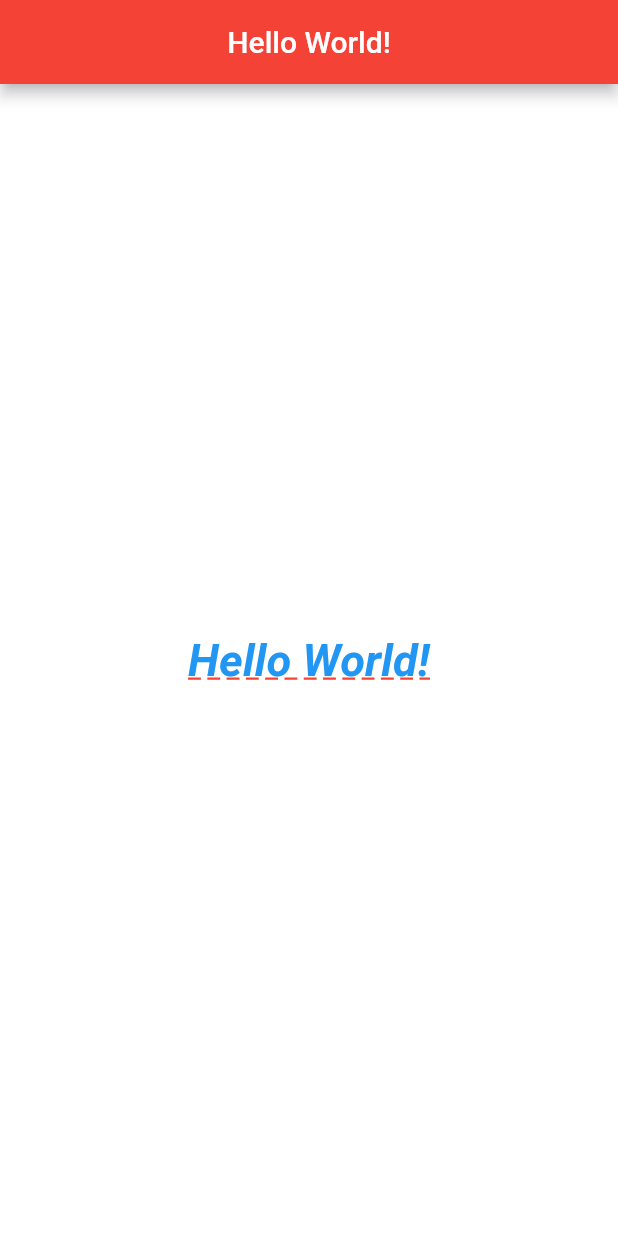
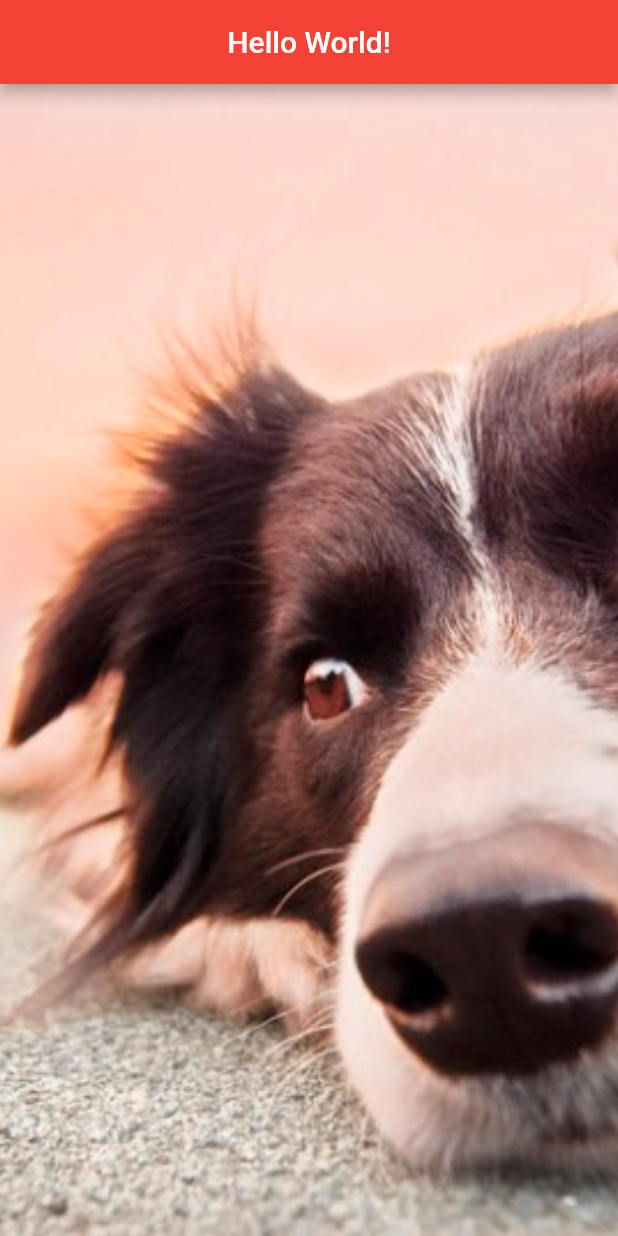
Before and after one commit to Cantinho/flutter-basic, a Flutter app: the screen it shows after launch, on a phone screen of 412 x 824 dp. Run offline on Flutter 3.47's test engine with Material 2 defaults, Android fonts, the phone set to English and light mode, and no system bars.

Commit message:
add img view

```diff
--- a/flutter_basic/lib/home_page.dart
+++ b/flutter_basic/lib/home_page.dart
@@ -17,9 +17,16 @@ class HomePage extends StatelessWidget {
   _body() {
     return Container(
       color: Colors.white,
-      child: Center(
-        child: _text(),
+      child: SizedBox.expand(
+        child: _img(),
       ),
+
+    );
+  }
+
+  _img() {
+    return Image.asset("assets/images/dog5.png",
+      fit: BoxFit.cover,
     );
   }
 
--- a/flutter_basic/pubspec.yaml
+++ b/flutter_basic/pubspec.yaml
@@ -41,8 +41,8 @@ flutter:
   uses-material-design: true
 
   # To add assets to your application, add an assets section, like this:
-  # assets:
-  #  - images/a_dot_burr.jpeg
+  assets:
+    - assets/images/
   #  - images/a_dot_ham.jpeg
 
   # An image asset can refer to one or more resolution-specific "variants", see
```
Also changed, not shown: flutter_basic/assets/images/dog1.png (added), flutter_basic/assets/images/dog2.png (added), flutter_basic/assets/images/dog3.png (added), flutter_basic/assets/images/dog4.png (added), flutter_basic/assets/images/dog5.png (added).
